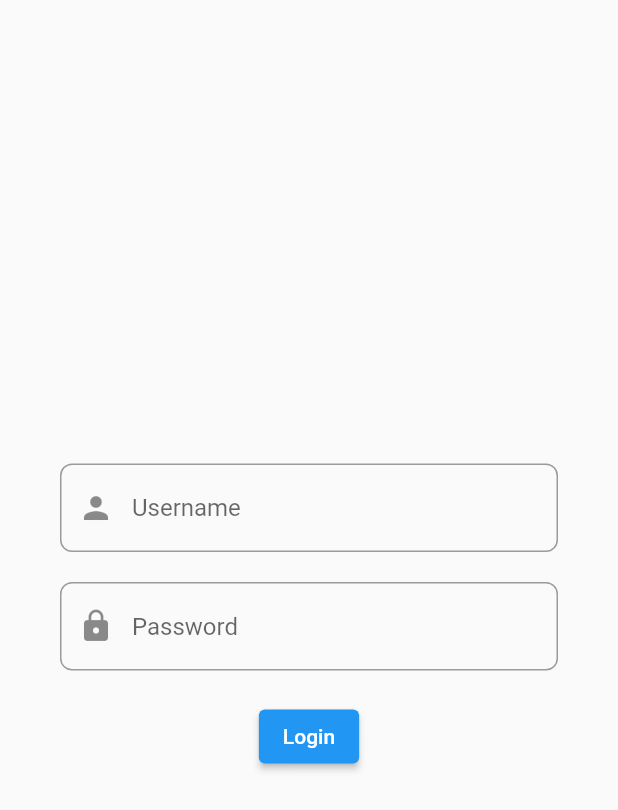
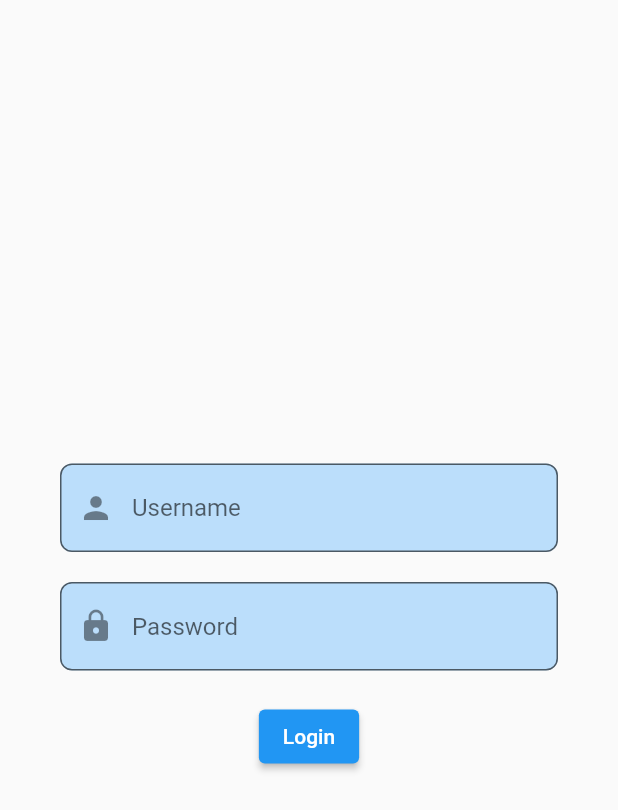
Before and after one commit to abdmhamzah/BLoC-crashcourse, a Flutter app: the screen it shows after launch, on a phone screen of 412 x 824 dp. Shown: the top 810 px of the screen. Run offline on Flutter 3.47's test engine with Material 2 defaults, Android fonts, the phone set to English and light mode, and no system bars; our stand-ins replace flutter_bloc.

Commit message:
added color

```diff
--- a/lib/auth/login/login_view.dart
+++ b/lib/auth/login/login_view.dart
@@ -72,8 +72,8 @@ class LoginView extends StatelessWidget {
             borderSide: BorderSide(color: Colors.red),
             borderRadius: BorderRadius.circular(DefaultStyling.borderRadius),
           ),
-          // filled: true,
-          fillColor: Colors.grey.shade300,
+          filled: true,
+          fillColor: Colors.blue.shade100,
         ),
         // * tahapannya:
         // * read dari login bloc
@@ -105,6 +105,8 @@ class LoginView extends StatelessWidget {
             borderSide: BorderSide(color: Colors.red),
             borderRadius: BorderRadius.circular(DefaultStyling.borderRadius),
           ),
+          filled: true,
+          fillColor: Colors.blue.shade100,
         ),
         onChanged: (value) => {
           context.read<LoginBloc>().add(LoginPasswordChanged(value)),
```
